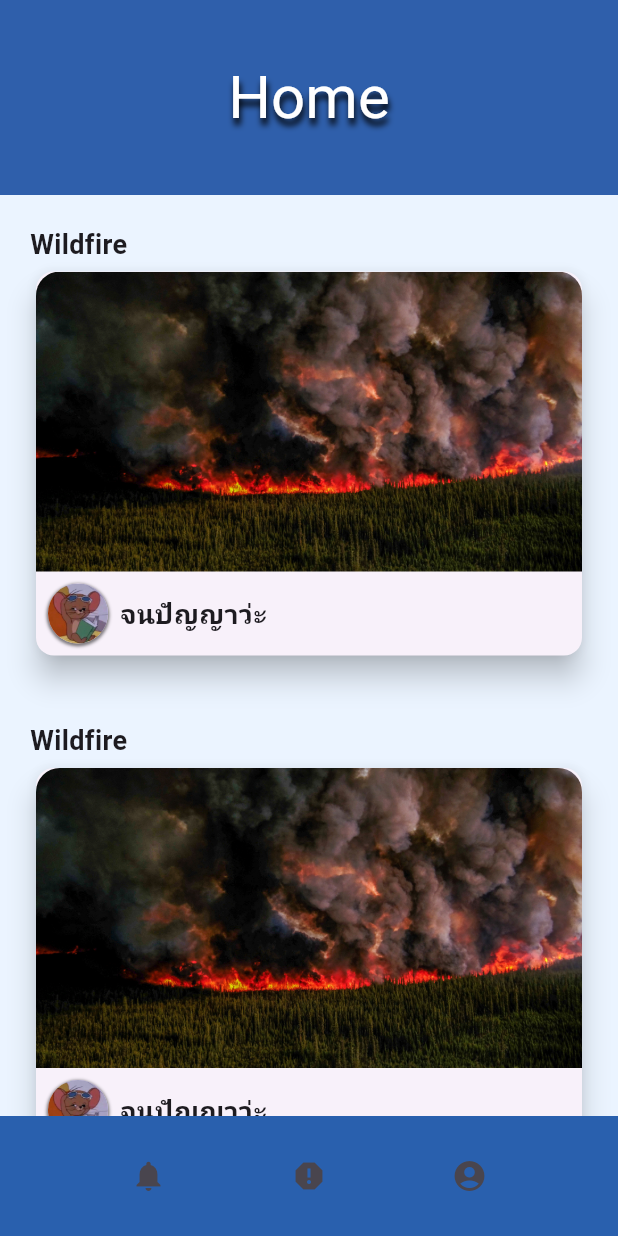
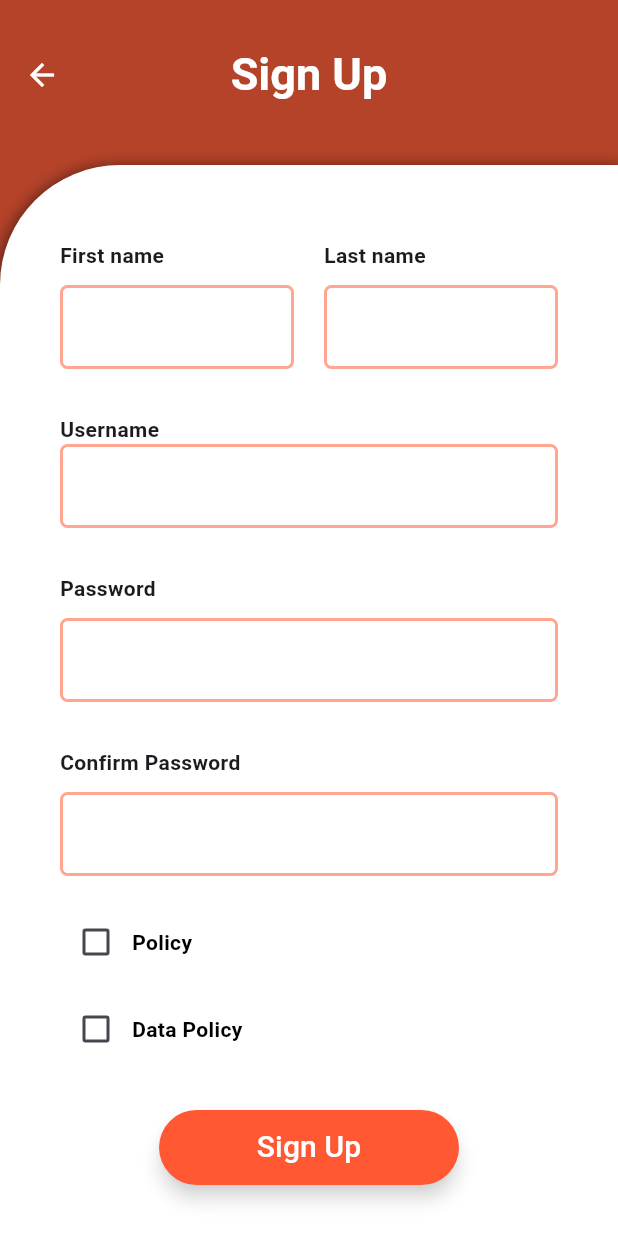
Before and after one commit to Sunthewhat/WatchOut-MobileAppProject, a Flutter app: the screen it shows after launch, on a phone screen of 412 x 824 dp. Run offline on Flutter 3.47's test engine with Material 3 defaults, Android fonts, the phone set to English and light mode, and no system bars.

Commit message:
dev login & signup page

```diff
--- a/app/lib/main.dart
+++ b/app/lib/main.dart
@@ -1,4 +1,4 @@
-import 'package:app/pages/home/home.dart';
+import 'package:app/pages/signup/SignUp.dart';
 import 'package:flutter/material.dart';
 
 void main() {
@@ -16,7 +16,7 @@ class MyApp extends StatelessWidget {
         colorScheme: ColorScheme.fromSeed(seedColor: Colors.deepPurple),
         useMaterial3: true,
       ),
-      home: const HomePage(),
+      home: const SignupPage(),
     );
   }
 }
--- /dev/null
+++ b/app/lib/pages/signup/SignUp.dart
@@ -0,0 +1,401 @@
+import 'package:flutter/material.dart';
+
+class SignupPage extends StatefulWidget {
+  const SignupPage({super.key});
+
+  @override
+  _SignupPageState createState() => _SignupPageState();
+}
+
+class _SignupPageState extends State<SignupPage> {
+  final TextEditingController _emailController = TextEditingController();
+  final TextEditingController _passwordController = TextEditingController();
+  final TextEditingController _firstnameController = TextEditingController();
+  final TextEditingController _lastnameController = TextEditingController();
+  final TextEditingController _confirmPasswordController =
+      TextEditingController();
+
+  bool _policyChecked = false;
+  bool _dataPolicyChecked = false;
+
+  void signup() {
+    String firstname = _firstnameController.text;
+    String lastname = _lastnameController.text;
+    String email = _emailController.text;
+    String password = _passwordController.text;
+    String confirmpassword = _confirmPasswordController.text;
+
+    print('First name: $firstname');
+    print('Last name: $lastname');
+    print('Confirm Password: $confirmpassword');
+    print('Email: $email');
+    print('Password: $password');
+    print('Policy Checked: $_policyChecked');
+    print('Data Policy Checked: $_dataPolicyChecked');
+  }
+
+  @override
+  Widget build(BuildContext context) {
+    return Scaffold(
+      appBar: AppBar(
+        backgroundColor:
+            const Color(0xFFB5432A), // Set the app bar background color
+        elevation: 0,
+        toolbarHeight: 100.0, // Remove the drop shadow
+        leading: IconButton(
+          icon: const Icon(Icons.arrow_back), // Use a back arrow icon
+          onPressed: () {
+            Navigator.pop(context); // Navigate back when pressed
+          },
+          color: Colors.white, // Set the icon color to white
+        ),
+        title: const Text(
+          'Sign Up',
+          style: TextStyle(
+            fontSize: 30,
+            color: Colors.white, // Set color to white
+            fontWeight: FontWeight.bold,
+          ),
+          textAlign: TextAlign.center,
+        ),
+        centerTitle: true, // Center the title in the app bar
+      ),
+      body: Container(
+        color: const Color(0xFFB5432A),
+        child: Column(
+          crossAxisAlignment: CrossAxisAlignment.stretch,
+          children: [
+            Expanded(
+              child: Center(
+                child: Padding(
+                  padding:
+                      const EdgeInsets.only(top: 10.0), // Add padding on top
+                  child: FractionallySizedBox(
+                    widthFactor: 1, // 100% of the screen width
+                    heightFactor: 1, // 100% of the screen height
+                    child: Container(
+                      padding: const EdgeInsets.all(40.0),
+                      decoration: BoxDecoration(
+                        color: Colors.white, // Set box color to white
+                        borderRadius: const BorderRadius.only(
+                          topLeft: Radius.circular(80.0),
+                        ),
+                        boxShadow: [
+                          BoxShadow(
+                            color: const Color(0xFF000000).withOpacity(0.5),
+                            spreadRadius: 2,
+                            blurRadius: 8,
+                            offset: const Offset(
+                                0, 3), // changes position of shadow
+                          ),
+                        ],
+                      ),
+                      child: Column(
+                        mainAxisSize: MainAxisSize.min,
+                        crossAxisAlignment: CrossAxisAlignment.start,
+                        children: <Widget>[
+                          const SizedBox(height: 10.0),
+                          Row(
+                            // Use Row to arrange the text fields on the same row
+                            children: [
+                              Expanded(
+                                child: Padding(
+                                  padding: const EdgeInsets.only(
+                                      right:
+                                          10.0), // Add spacing between the text and the text field
+                                  child: Align(
+                                    alignment: Alignment.centerLeft,
+                                    child: Column(
+                                      crossAxisAlignment:
+                                          CrossAxisAlignment.start,
+                                      children: [
+                                        const Text(
+                                          'First name',
+                                          style: TextStyle(
+                                            fontWeight: FontWeight.bold,
+                                          ),
+                                        ),
+                                        const SizedBox(
+                                          height: 10.0,
+                                        ), // Add spacing between the text and the text field
+                                        TextField(
+                                          controller: _firstnameController,
+                                          decoration: InputDecoration(
+                                            enabledBorder: OutlineInputBorder(
+                                              borderRadius:
+                                                  BorderRadius.circular(5.0),
+                                              borderSide: const BorderSide(
+                                                color: Color(0xFFFFA590),
+                                                width: 2.0,
+                                              ),
+                                            ),
+                                            focusedBorder: OutlineInputBorder(
+                                              borderRadius:
+                                                  BorderRadius.circular(5.0),
+                                              borderSide: const BorderSide(
+                                                color: Color(0xFFFF5833),
+                                                width: 2.0,
+                                              ),
+                                            ),
+                                          ),
+                                        ),
+                                      ],
+                                    ),
+                                  ),
+                                ),
+                              ),
+                              Expanded(
+                                child: Padding(
+                                  padding: const EdgeInsets.only(
+                                      left:
+                                          10.0), // Add spacing between the text and the text field
+                                  child: Align(
+                                    alignment: Alignment.centerLeft,
+                                    child: Column(
+                                      crossAxisAlignment:
+                                          CrossAxisAlignment.start,
+                                      children: [
+                                        const Text(
+                                          'Last name',
+                                          style: TextStyle(
+                                            fontWeight: FontWeight.bold,
+                                          ),
+                                        ),
+                                        const SizedBox(
+                                          height: 10.0,
+                                        ), // Add spacing between the text and the text field
+                                        TextField(
+                                          controller: _lastnameController,
+                                          decoration: InputDecoration(
+                                            enabledBorder: OutlineInputBorder(
+                                              borderRadius:
+                                                  BorderRadius.circular(5.0),
+                                              borderSide: const BorderSide(
+                                                color: Color(0xFFFFA590),
+                                                width: 2.0,
+                                              ),
+                                            ),
+                                            focusedBorder: OutlineInputBorder(
+                                              borderRadius:
+                                                  BorderRadius.circular(5.0),
+                                              borderSide: const BorderSide(
+                                                color: Color(0xFFFF5833),
+                                                width: 2.0,
+                                              ),
+                                            ),
+                                          ),
+                                        ),
+                                      ],
+                                    ),
+                                  ),
+                                ),
+                              ),
+                            ],
+                          ),
+                          const Align(
+                            alignment: Alignment.centerLeft,
+                            child: Padding(
+                              padding: EdgeInsets.only(
+                                  top: 30.0), // Add padding on top
+                              child: Text(
+                                'Username',
+                                style: TextStyle(
+                                  fontWeight: FontWeight.bold,
+                                ),
+                              ),
+                            ),
+                          ),
+                          TextField(
+                            controller: _emailController,
+                            decoration: InputDecoration(
+                              enabledBorder: OutlineInputBorder(
+                                borderRadius: BorderRadius.circular(5.0),
+                                borderSide: const BorderSide(
+                                  color: Color(0xFFFFA590),
+                                  width: 2.0,
+                                ),
+                              ),
+                              focusedBorder: OutlineInputBorder(
+                                borderRadius: BorderRadius.circular(5.0),
+                                borderSide: const BorderSide(
+                                  color: Color(0xFFFF5833),
+                                  width: 2.0,
+                                ),
+                              ),
+                            ),
+                          ),
+                          const SizedBox(
+                            height: 10.0,
+                          ),
+                          Padding(
+                            padding: const EdgeInsets.only(
+                                top: 20.0), // Add padding on top
+                            child: Align(
+                              alignment: Alignment.centerLeft,
+                              child: Column(
+                                crossAxisAlignment: CrossAxisAlignment.start,
+                                children: [
+                                  const Text(
+                                    'Password',
+                                    style: TextStyle(
+                                      fontWeight: FontWeight.bold,
+                                    ),
+                                  ),
+                                  const SizedBox(
+                                    height: 10.0,
+                                  ), // Add spacing between the text and the text field
+                                  TextField(
+                                    controller: _passwordController,
+                                    obscureText: true,
+                                    decoration: InputDecoration(
+                                      enabledBorder: OutlineInputBorder(
+                                        borderRadius:
+                                            BorderRadius.circular(5.0),
+                                        borderSide: const BorderSide(
+                                          color: Color(0xFFFFA590),
+                                          width: 2.0,
+                                        ),
+                                      ),
+                                      focusedBorder: OutlineInputBorder(
+                                        borderRadius:
+                                            BorderRadius.circular(5.0),
+                                        borderSide: const BorderSide(
+                                          color: Color(0xFFFF5833),
+                                          width: 2.0,
+                                        ),
+                                      ),
+                                    ),
+                                  ),
+                                ],
+                              ),
+                            ),
+                          ),
+                          const SizedBox(height: 20.0),
+                          Padding(
+                            padding: const EdgeInsets.only(
+                                top: 10.0), // Add padding on top
+                            child: Align(
+                              alignment: Alignment.centerLeft,
+                              child: Column(
+                                crossAxisAlignment: CrossAxisAlignment.start,
+                                children: [
+                                  const Text(
+                                    'Confirm Password',
+                                    style: TextStyle(
+                                      fontWeight: FontWeight.bold,
+                                    ),
+                                  ),
+                                  const SizedBox(
+                                    height: 10.0,
+                                  ), // Add spacing between the text and the text field
+                                  TextField(
+                                    controller: _confirmPasswordController,
+                                    obscureText: true,
+                                    decoration: InputDecoration(
+                                      enabledBorder: OutlineInputBorder(
+                                        borderRadius:
+                                            BorderRadius.circular(5.0),
+                                        borderSide: const BorderSide(
+                                          color: Color(0xFFFFA590),
+                                          width: 2.0,
+                                        ),
+                                      ),
+                                      focusedBorder: OutlineInputBorder(
+                                        borderRadius:
+                                            BorderRadius.circular(5.0),
+                                        borderSide: const BorderSide(
+                                          color: Color(0xFFFF5833),
+                                          width: 2.0,
+                                        ),
+                                      ),
+                                    ),
+                                  ),
+                                ],
+                              ),
+                            ),
+                          ),
+                          const SizedBox(height: 20.0),
+                          Column(
+                            crossAxisAlignment: CrossAxisAlignment.start,
+                            children: [
+                              Row(
+                                children: [
+                                  Checkbox(
+                                    value: _policyChecked,
+                                    onChanged: (value) {
+                                      setState(() {
+                                        _policyChecked = value!;
+                                      });
+                                    },
+                                  ),
+                                  const Text(
+                                    'Policy',
+                                    style: TextStyle(
+                                      color: Colors.black,
+                                      fontWeight: FontWeight.bold,
+                                    ),
+                                  ),
+                                ],
+                              ),
+                              const SizedBox(
+                                  height:
+                                      10.0), // Add some space between the checkboxes
+                              Row(
+                                children: [
+                                  Checkbox(
+                                    value: _dataPolicyChecked,
+                                    onChanged: (value) {
+                                      setState(() {
+                                        _dataPolicyChecked = value!;
+                                      });
+                                    },
+                                  ),
+                                  const Text(
+                                    'Data Policy',
+                                    style: TextStyle(
+                                      color: Color(0xFF000000),
+                                      fontWeight: FontWeight.bold,
+                                    ),
+                                  ),
+                                ],
+                              ),
+                            ],
+                          ),
+                          const SizedBox(height: 20.0),
+                          Padding(
+                            padding: const EdgeInsets.only(
+                                top: 10.0), // Add padding on top
+                            child: Center(
+                              child: ElevatedButton(
+                                onPressed: signup,
+                                style: ElevatedButton.styleFrom(
+                                  foregroundColor: Colors.white,
+                                  backgroundColor: const Color(0xFFFF5833),
+                                  shadowColor: Colors.grey.withOpacity(0.5),
+                                  elevation: 5,
+                                  minimumSize: const Size(200, 50),
+                                  shape: RoundedRectangleBorder(
+                                    borderRadius: BorderRadius.circular(
+                                        27), // Set button border radius
+                                  ),
+                                ),
+                                child: const Text(
+                                  'Sign Up',
+                                  style: TextStyle(fontSize: 20),
+                                ),
+                              ),
+                            ),
+                          ),
+                        ],
+                      ),
+                    ),
+                  ),
+                ),
+              ),
+            ),
+          ],
+        ),
+      ),
+    );
+  }
+}
```
Also changed, not shown: app/lib/pages/login/login.dart (added, +207 -0 lines), app/assets/images/logo.png (added).
